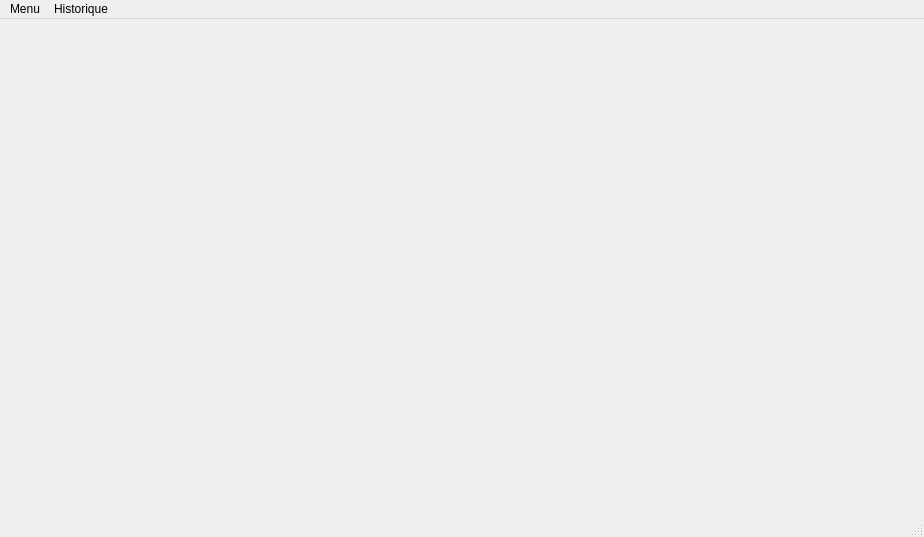
Above: mainwindow.ui from Frankral/ProjetFinL1 before the change. Below: the same form after it.
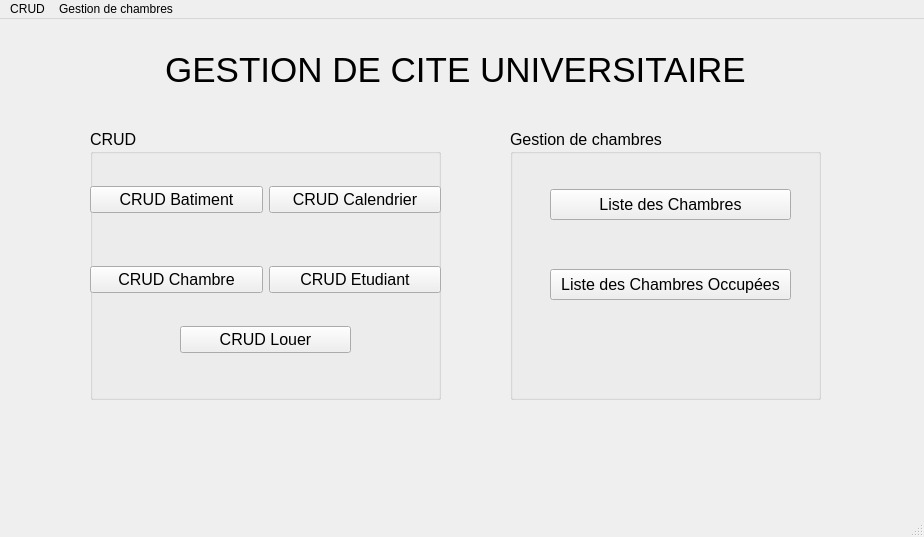
That is the form after the change.

```diff
--- a/mainwindow.ui
+++ b/mainwindow.ui
@@ -10,13 +10,209 @@
     <height>537</height>
    </rect>
   </property>
+  <property name="sizePolicy">
+   <sizepolicy hsizetype="Fixed" vsizetype="Fixed">
+    <horstretch>0</horstretch>
+    <verstretch>0</verstretch>
+   </sizepolicy>
+  </property>
   <property name="windowTitle">
    <string>MainWindow</string>
   </property>
   <property name="styleSheet">
    <string notr="true"/>
   </property>
-  <widget class="QWidget" name="centralwidget"/>
+  <widget class="QWidget" name="centralwidget">
+   <widget class="QLabel" name="label">
+    <property name="geometry">
+     <rect>
+      <x>0</x>
+      <y>10</y>
+      <width>911</width>
+      <height>81</height>
+     </rect>
+    </property>
+    <property name="font">
+     <font>
+      <pointsize>26</pointsize>
+     </font>
+    </property>
+    <property name="text">
+     <string>GESTION DE CITE UNIVERSITAIRE</string>
+    </property>
+    <property name="alignment">
+     <set>Qt::AlignCenter</set>
+    </property>
+   </widget>
+   <widget class="QGroupBox" name="groupBox">
+    <property name="geometry">
+     <rect>
+      <x>90</x>
+      <y>110</y>
+      <width>351</width>
+      <height>271</height>
+     </rect>
+    </property>
+    <property name="font">
+     <font>
+      <pointsize>12</pointsize>
+     </font>
+    </property>
+    <property name="title">
+     <string>CRUD</string>
+    </property>
+    <widget class="QWidget" name="horizontalLayoutWidget">
+     <property name="geometry">
+      <rect>
+       <x>0</x>
+       <y>50</y>
+       <width>351</width>
+       <height>41</height>
+      </rect>
+     </property>
+     <layout class="QHBoxLayout" name="horizontalLayout_2">
+      <item>
+       <widget class="QPushButton" name="crudBat">
+        <property name="font">
+         <font>
+          <pointsize>12</pointsize>
+         </font>
+        </property>
+        <property name="text">
+         <string>CRUD Batiment</string>
+        </property>
+       </widget>
+      </item>
+      <item>
+       <widget class="QPushButton" name="crudCal">
+        <property name="font">
+         <font>
+          <pointsize>12</pointsize>
+         </font>
+        </property>
+        <property name="text">
+         <string>CRUD Calendrier</string>
+        </property>
+       </widget>
+      </item>
+     </layout>
+    </widget>
+    <widget class="QWidget" name="horizontalLayoutWidget_2">
+     <property name="geometry">
+      <rect>
+       <x>0</x>
+       <y>130</y>
+       <width>351</width>
+       <height>41</height>
+      </rect>
+     </property>
+     <layout class="QHBoxLayout" name="horizontalLayout_3">
+      <item>
+       <widget class="QPushButton" name="crudChamb">
+        <property name="font">
+         <font>
+          <pointsize>12</pointsize>
+         </font>
+        </property>
+        <property name="text">
+         <string>CRUD Chambre</string>
+        </property>
+       </widget>
+      </item>
+      <item>
+       <widget class="QPushButton" name="crudEt">
+        <property name="font">
+         <font>
+          <pointsize>12</pointsize>
+         </font>
+        </property>
+        <property name="text">
+         <string>CRUD Etudiant</string>
+        </property>
+       </widget>
+      </item>
+     </layout>
+    </widget>
+    <widget class="QWidget" name="horizontalLayoutWidget_3">
+     <property name="geometry">
+      <rect>
+       <x>90</x>
+       <y>190</y>
+       <width>171</width>
+       <height>41</height>
+      </rect>
+     </property>
+     <layout class="QHBoxLayout" name="horizontalLayout_4">
+      <item>
+       <widget class="QPushButton" name="crudLouer">
+        <property name="font">
+         <font>
+          <pointsize>12</pointsize>
+         </font>
+        </property>
+        <property name="text">
+         <string>CRUD Louer</string>
+        </property>
+       </widget>
+      </item>
+     </layout>
+    </widget>
+   </widget>
+   <widget class="QGroupBox" name="groupBox_2">
+    <property name="geometry">
+     <rect>
+      <x>510</x>
+      <y>110</y>
+      <width>311</width>
+      <height>271</height>
+     </rect>
+    </property>
+    <property name="font">
+     <font>
+      <pointsize>12</pointsize>
+     </font>
+    </property>
+    <property name="title">
+     <string>Gestion de chambres</string>
+    </property>
+    <widget class="QPushButton" name="ListeOccupee">
+     <property name="geometry">
+      <rect>
+       <x>40</x>
+       <y>140</y>
+       <width>241</width>
+       <height>31</height>
+      </rect>
+     </property>
+     <property name="font">
+      <font>
+       <pointsize>12</pointsize>
+      </font>
+     </property>
+     <property name="text">
+      <string>Liste des Chambres Occupées</string>
+     </property>
+    </widget>
+    <widget class="QPushButton" name="ListeChambre">
+     <property name="geometry">
+      <rect>
+       <x>40</x>
+       <y>60</y>
+       <width>241</width>
+       <height>31</height>
+      </rect>
+     </property>
+     <property name="font">
+      <font>
+       <pointsize>12</pointsize>
+      </font>
+     </property>
+     <property name="text">
+      <string>Liste des Chambres</string>
+     </property>
+    </widget>
+   </widget>
+  </widget>
   <widget class="QMenuBar" name="menubar">
    <property name="geometry">
     <rect>
@@ -28,7 +224,7 @@
    </property>
    <widget class="QMenu" name="menuCruds">
     <property name="title">
-     <string>Menu</string>
+     <string>CRUD</string>
     </property>
     <addaction name="actionBatiment"/>
     <addaction name="actionCalendrier"/>
@@ -38,7 +234,7 @@
    </widget>
    <widget class="QMenu" name="menuHistorique">
     <property name="title">
-     <string>Historique</string>
+     <string>Gestion de chambres</string>
     </property>
     <addaction name="actionhistorique_de_chambre"/>
     <addaction name="actionListe_des_Chambres_Occup_es"/>
```
Left out of the diff: 2 changed lines with no effect on the pictures.
